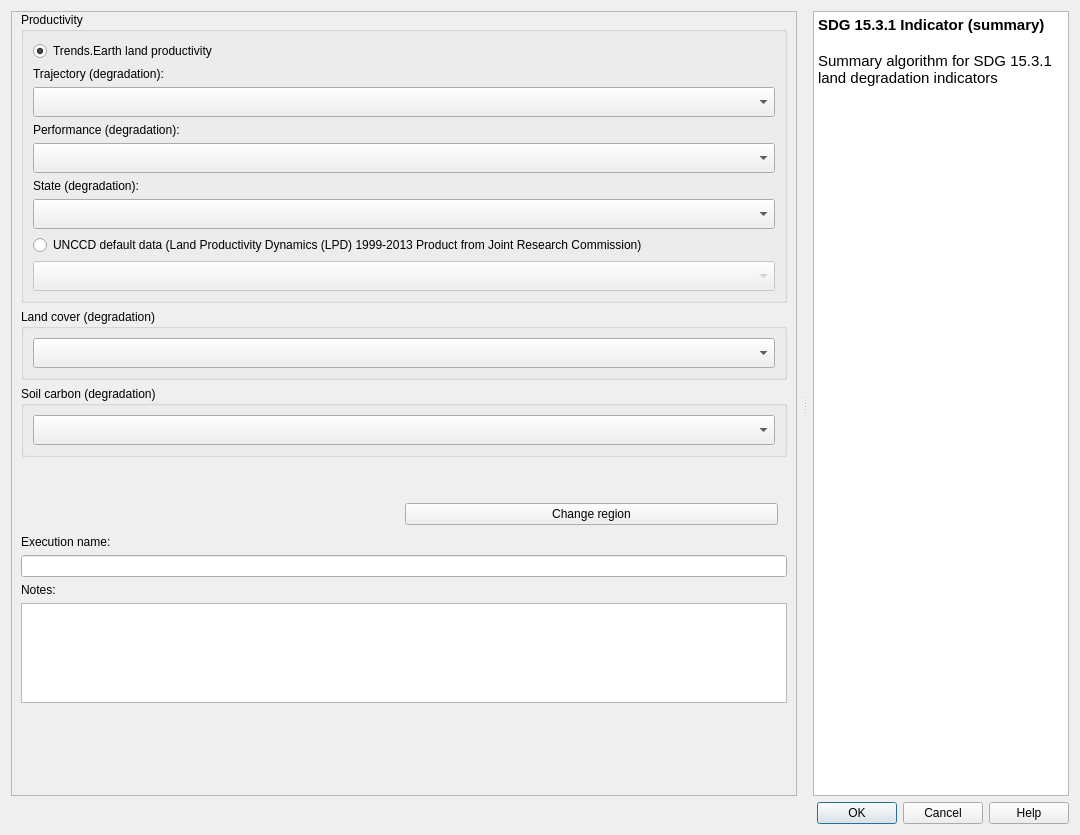
Qt form LDMP/gui/DlgCalculateLDNSummaryTableAdmin.ui (ConservationInternational/trends.earth) before a commit.
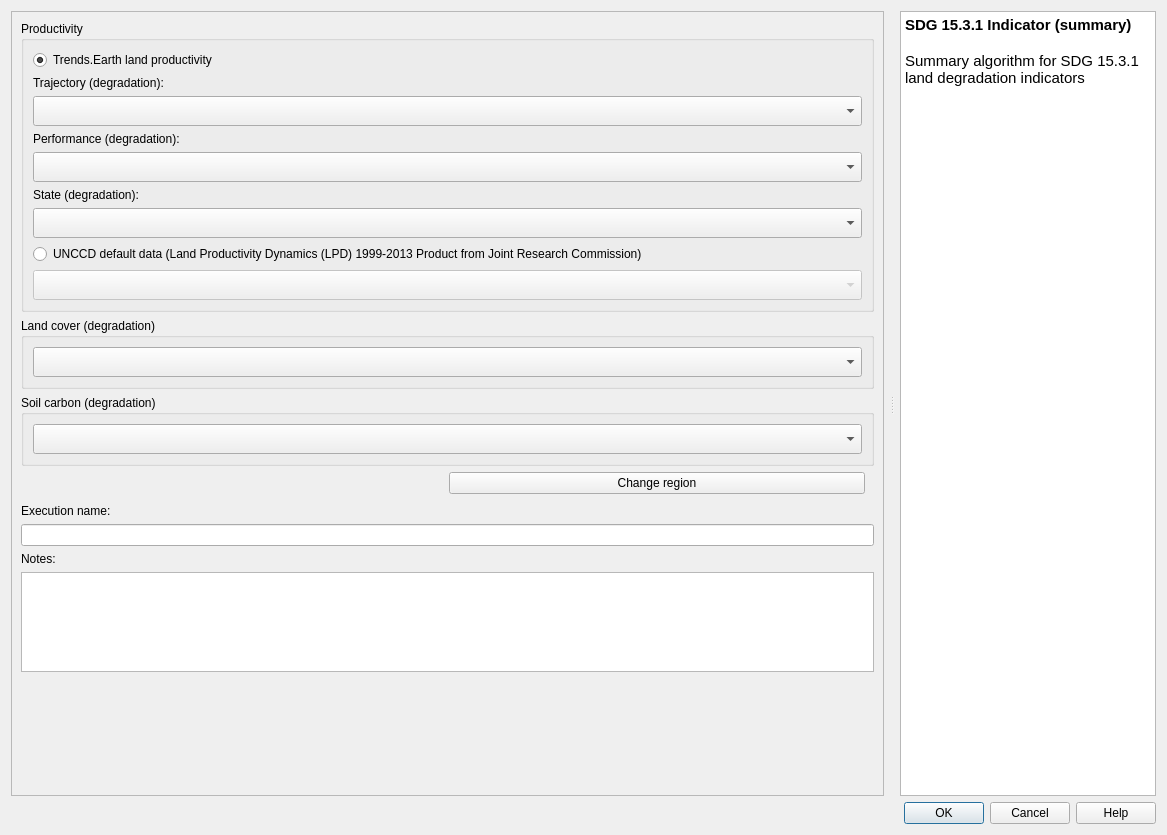
The same form after that commit. Custom widgets are drawn as their Qt base class.

Commit message: added scroll area in all algorithm execution dialogs

Patch:
```diff
--- a/LDMP/gui/DlgCalculateLDNSummaryTableAdmin.ui
+++ b/LDMP/gui/DlgCalculateLDNSummaryTableAdmin.ui
@@ -6,7 +6,7 @@
    <rect>
     <x>0</x>
     <y>0</y>
-    <width>1080</width>
+    <width>1167</width>
     <height>835</height>
    </rect>
   </property>
@@ -36,24 +36,39 @@
        </sizepolicy>
       </property>
       <property name="frameShape">
-       <enum>QFrame::StyledPanel</enum>
+       <enum>QFrame::NoFrame</enum>
       </property>
       <property name="frameShadow">
        <enum>QFrame::Raised</enum>
       </property>
       <layout class="QVBoxLayout" name="verticalLayout_3">
        <property name="leftMargin">
-        <number>9</number>
+        <number>0</number>
        </property>
        <property name="topMargin">
         <number>0</number>
        </property>
        <property name="rightMargin">
-        <number>9</number>
+        <number>0</number>
        </property>
        <property name="bottomMargin">
-        <number>4</number>
+        <number>0</number>
        </property>
+       <item>
+        <widget class="QScrollArea" name="scrollArea">
+         <property name="widgetResizable">
+          <bool>true</bool>
+         </property>
+         <widget class="QWidget" name="scrollAreaWidgetContents">
+          <property name="geometry">
+           <rect>
+            <x>0</x>
+            <y>0</y>
+            <width>875</width>
+            <height>784</height>
+           </rect>
+          </property>
+          <layout class="QVBoxLayout" name="verticalLayout_2">
        <item>
         <widget class="QFrame" name="setup_frame">
          <property name="frameShape">
@@ -368,19 +383,6 @@
             </layout>
            </widget>
           </item>
-          <item>
-           <spacer name="verticalSpacer">
-            <property name="orientation">
-             <enum>Qt::Vertical</enum>
-            </property>
-            <property name="sizeHint" stdset="0">
-             <size>
-              <width>20</width>
-              <height>40</height>
-             </size>
-            </property>
-           </spacer>
-          </item>
          </layout>
         </widget>
        </item>
@@ -467,10 +469,14 @@
          <property name="sizeHint" stdset="0">
           <size>
            <width>20</width>
-           <height>40</height>
+               <height>69</height>
           </size>
          </property>
         </spacer>
+           </item>
+          </layout>
+         </widget>
+        </widget>
        </item>
       </layout>
      </widget>
```
Lines whose indentation alone changed are shown as unchanged. The commit also changes 12 other files.
